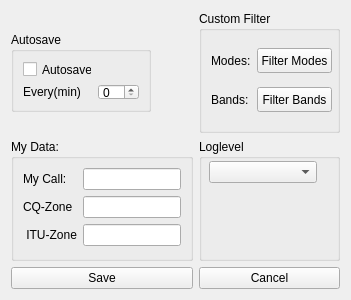
Before: the Qt Designer form KissXPLog/dialog/form.ui in Punki/KissXPLog, drawn with Qt 5.
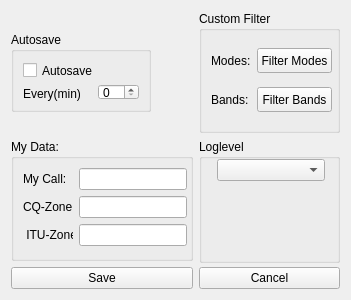
After: the same form once the commit is applied.

```diff
--- a/KissXPLog/dialog/form.ui
+++ b/KissXPLog/dialog/form.ui
@@ -43,13 +43,13 @@
        <widget class="QLineEdit" name="le_my_call">
         <property name="minimumSize">
          <size>
-          <width>0</width>
+          <width>108</width>
           <height>22</height>
          </size>
         </property>
         <property name="maximumSize">
          <size>
-          <width>16777215</width>
+          <width>108</width>
           <height>22</height>
          </size>
         </property>
@@ -66,13 +66,13 @@
        <widget class="QLineEdit" name="le_my_cqzone">
         <property name="minimumSize">
          <size>
-          <width>0</width>
+          <width>108</width>
           <height>22</height>
          </size>
         </property>
         <property name="maximumSize">
          <size>
-          <width>16777215</width>
+          <width>108</width>
           <height>22</height>
          </size>
         </property>
@@ -89,13 +89,13 @@
        <widget class="QLineEdit" name="le_my_ituzone">
         <property name="minimumSize">
          <size>
-          <width>0</width>
+          <width>108</width>
           <height>22</height>
          </size>
         </property>
         <property name="maximumSize">
          <size>
-          <width>16777215</width>
+          <width>108</width>
           <height>22</height>
          </size>
         </property>
@@ -118,6 +118,18 @@
      <layout class="QGridLayout" name="gridLayout">
       <item row="1" column="0">
        <widget class="QLabel" name="label_2">
+        <property name="minimumSize">
+         <size>
+          <width>72</width>
+          <height>19</height>
+         </size>
+        </property>
+        <property name="maximumSize">
+         <size>
+          <width>72</width>
+          <height>19</height>
+         </size>
+        </property>
         <property name="text">
          <string>Every(min)</string>
         </property>
@@ -138,10 +150,16 @@
       </item>
       <item row="0" column="0">
        <widget class="QCheckBox" name="cb_autosave">
+        <property name="minimumSize">
+         <size>
+          <width>72</width>
+          <height>19</height>
+         </size>
+        </property>
         <property name="maximumSize">
          <size>
-          <width>80</width>
-          <height>16777215</height>
+          <width>72</width>
+          <height>19</height>
          </size>
         </property>
         <property name="text">
@@ -278,25 +296,31 @@
     </widget>
    </item>
    <item row="1" column="2">
-    <widget class="QGroupBox" name="groupBox_2">
+    <widget class="QGroupBox" name="gb_logging">
+     <property name="minimumSize">
+      <size>
+       <width>141</width>
+       <height>124</height>
+      </size>
+     </property>
+     <property name="maximumSize">
+      <size>
+       <width>141</width>
+       <height>124</height>
+      </size>
+     </property>
      <property name="title">
       <string>Loglevel</string>
      </property>
      <widget class="QComboBox" name="cb_loglevel">
       <property name="geometry">
        <rect>
-        <x>10</x>
-        <y>22</y>
+        <x>18</x>
+        <y>20</y>
         <width>108</width>
         <height>22</height>
        </rect>
       </property>
-      <property name="sizePolicy">
-       <sizepolicy hsizetype="Fixed" vsizetype="Fixed">
-        <horstretch>0</horstretch>
-        <verstretch>0</verstretch>
-       </sizepolicy>
-      </property>
       <property name="minimumSize">
        <size>
         <width>108</width>
```
